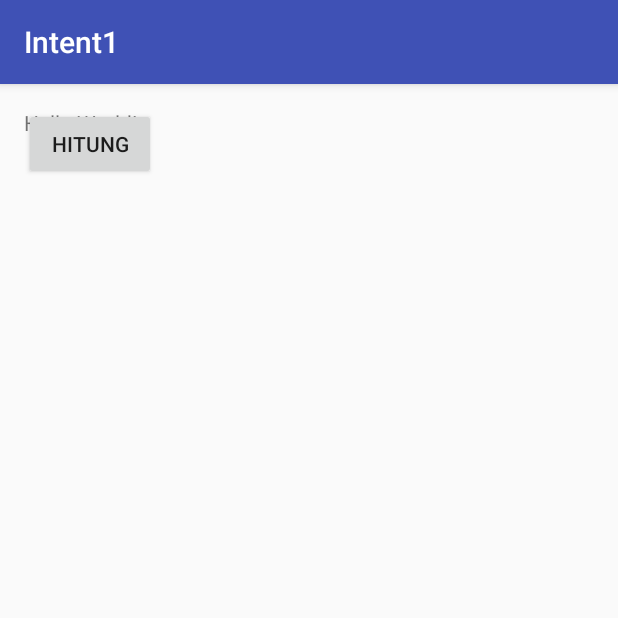
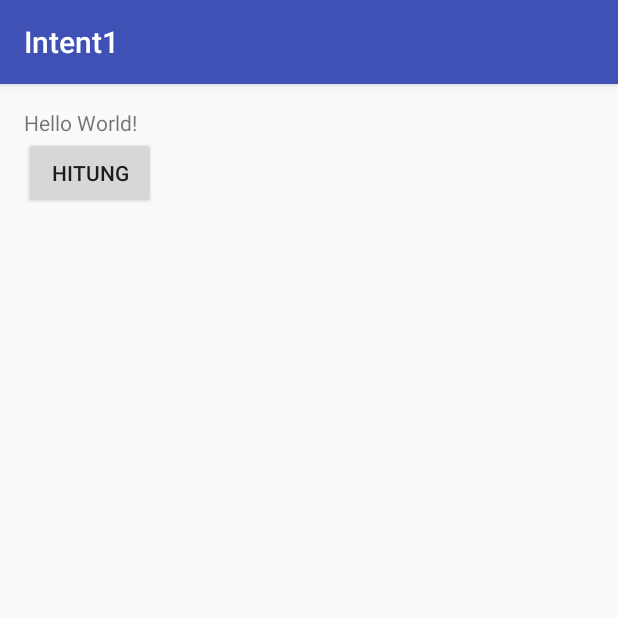
Before and after one commit to ferinasani/Intent1, an Android app: the screen it shows after launch (MainActivity), on a phone screen of 412 x 824 dp, the top half of it. Run offline under Robolectric (Android 15) with nearby library versions, the phone set to English and light mode, and no system bars.

```diff
--- a/app/src/main/res/layout/activity_main.xml
+++ b/app/src/main/res/layout/activity_main.xml
@@ -11,6 +11,7 @@
     tools:context="id.sch.smktelkom_mlg.learn.intent1.MainActivity">
 
     <TextView
+        android:id="@+id/textView"
         android:layout_width="wrap_content"
         android:layout_height="wrap_content"
         android:text="Hello World!" />
@@ -19,5 +20,8 @@
         android:id="@+id/buttonHitung"
         android:layout_width="wrap_content"
         android:layout_height="wrap_content"
+        android:layout_alignParentLeft="true"
+        android:layout_alignParentStart="true"
+        android:layout_below="@+id/textView"
         android:text="Hitung" />
 </RelativeLayout>
```
Also changed, not shown: app/src/main/java/id/sch/smktelkom_mlg/learn/intent1/HasilActivity.java (+12 -7 lines).
